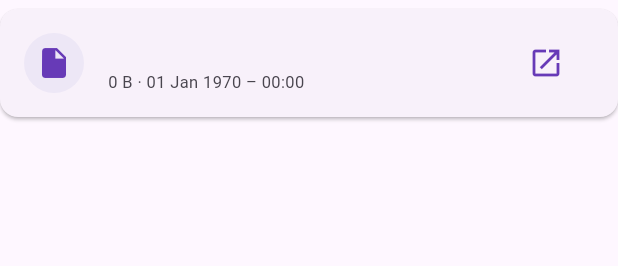
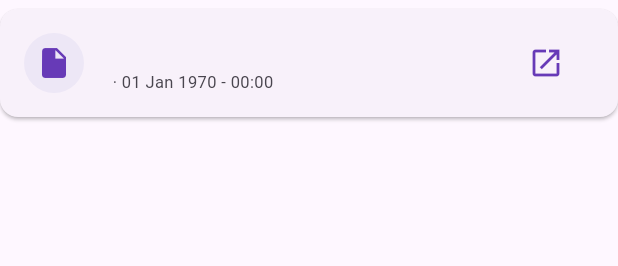
Before and after one commit to AllanRye9/videoDownloaderV2, a Flutter app: the _FileCard widget shown alone on an empty page, opened directly with empty values, after a tap on the "open in new" icon, on a phone screen of 412 x 824 dp. Shown: the top 266 px of the screen. Run offline on Flutter 3.47's test engine with Material 3 defaults, Android fonts, the phone set to English and light mode, and no system bars; our stand-ins replace socket_io_client; missing offline and left inert: filesize; network calls fail.

Commit message:
fix: address code review - debug logging, use filesize package, fix en-dash
Agent-Logs-Url: https://github.com/AllanRye9/videoDownloaderV2/sessions/db4338c8-5d2a-4c79-b0f9-163648b4ef3c

Co-authored-by: AllanRye9 <34004636+AllanRye9@users.noreply.github.com>

```diff
--- a/flutter_app/lib/screens/files_screen.dart
+++ b/flutter_app/lib/screens/files_screen.dart
@@ -2,6 +2,7 @@ import 'package:flutter/material.dart';
 import 'package:provider/provider.dart';
 import 'package:url_launcher/url_launcher.dart';
 import 'package:intl/intl.dart';
+import 'package:filesize/filesize.dart';
 import '../services/api_service.dart';
 import '../models/download_model.dart';
 
@@ -78,15 +79,6 @@ class _FileCard extends StatelessWidget {
 
   const _FileCard({required this.file, required this.api});
 
-  String _humanSize(int bytes) {
-    if (bytes < 1024) return '$bytes B';
-    if (bytes < 1024 * 1024) return '${(bytes / 1024).toStringAsFixed(1)} KB';
-    if (bytes < 1024 * 1024 * 1024) {
-      return '${(bytes / (1024 * 1024)).toStringAsFixed(1)} MB';
-    }
-    return '${(bytes / (1024 * 1024 * 1024)).toStringAsFixed(2)} GB';
-  }
-
   Future<void> _open(BuildContext context) async {
     final url = Uri.parse(api.fileUrl(file.name));
     if (await canLaunchUrl(url)) {
@@ -103,7 +95,7 @@ class _FileCard extends StatelessWidget {
     final modifiedDate = DateTime.fromMillisecondsSinceEpoch(
       (file.modified * 1000).toInt(),
     );
-    final dateStr = DateFormat('dd MMM yyyy – HH:mm').format(modifiedDate);
+    final dateStr = DateFormat('dd MMM yyyy - HH:mm').format(modifiedDate);
 
     final isVideo = file.name.endsWith('.mp4') ||
         file.name.endsWith('.mkv') ||
@@ -133,7 +125,7 @@ class _FileCard extends StatelessWidget {
           overflow: TextOverflow.ellipsis,
           style: const TextStyle(fontWeight: FontWeight.w600, fontSize: 13),
         ),
-        subtitle: Text('${_humanSize(file.sizeBytes)} · $dateStr',
+        subtitle: Text('${filesize(file.sizeBytes)} · $dateStr',
             style: const TextStyle(fontSize: 11)),
         trailing: IconButton(
           icon: const Icon(Icons.open_in_new, color: Colors.deepPurple),
--- a/flutter_app/lib/services/api_service.dart
+++ b/flutter_app/lib/services/api_service.dart
@@ -48,7 +48,9 @@ class ApiService extends ChangeNotifier {
           try {
             final pctStr = line.split('%')[0].split(' ').last;
             _activeJobs[id]!.percent = double.parse(pctStr);
-          } catch (_) {}
+          } catch (e) {
+            debugPrint('Could not parse progress percentage from: "$line" ($e)');
+          }
         }
         _activeJobs[id]!.status = 'downloading';
         notifyListeners();
```
